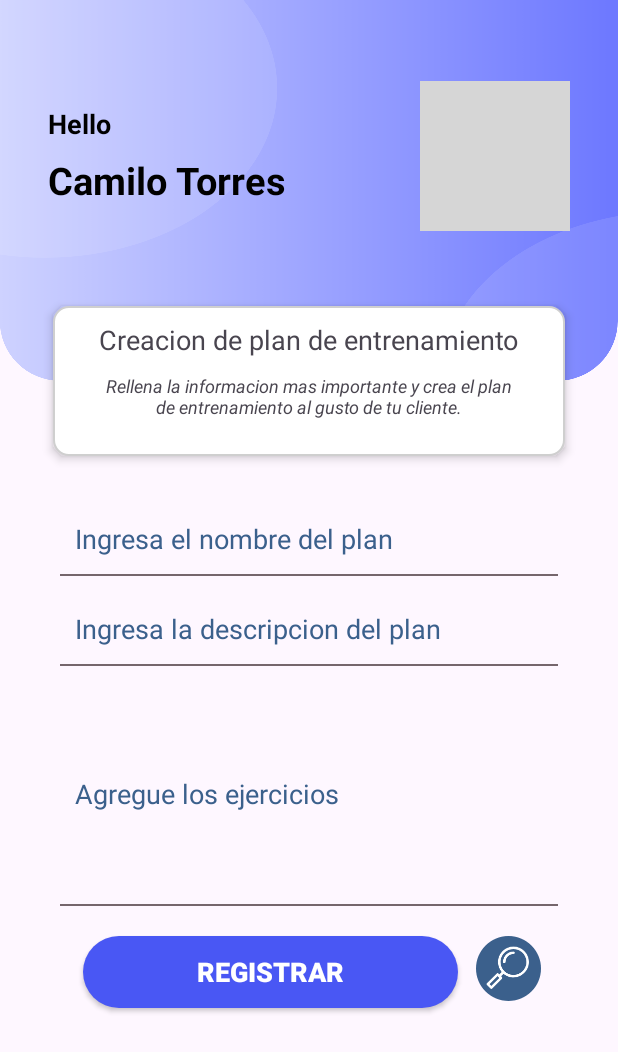
After one commit to TorresCamilo/FitDev, an Android app: the AdministradorActivity screen opened directly, with no data from a screen before it, on a phone screen of 412 x 824 dp. The commit adds this screen. Shown: the top 1052 px of the screen. Run offline under Robolectric (Android 15) with nearby library versions, the phone set to English and light mode, and no system bars; grey boxes are pictures that could not be loaded.

Commit message:
Registro de planes - Administrador

```diff
--- a/app/src/main/AndroidManifest.xml
+++ b/app/src/main/AndroidManifest.xml
@@ -12,6 +12,12 @@
         android:supportsRtl="true"
         android:theme="@style/Theme.FitDev"
         tools:targetApi="31">
+        <activity
+            android:name=".VerPlanesActivity"
+            android:exported="false" />
+        <activity
+            android:name=".AdministradorActivity"
+            android:exported="false" />
         <activity
             android:name=".PlanEntrenamiento"
             android:exported="false" />
--- /dev/null
+++ b/app/src/main/java/com/torres/fitdev/AdministradorActivity.java
@@ -0,0 +1,78 @@
+package com.torres.fitdev;
+
+import android.content.ContentValues;
+import android.content.Intent;
+import android.database.Cursor;
+import android.database.sqlite.SQLiteDatabase;
+import android.os.Bundle;
+import android.view.View;
+import android.widget.EditText;
+import android.widget.TextView;
+import android.widget.Toast;
+
+import androidx.activity.EdgeToEdge;
+import androidx.appcompat.app.AppCompatActivity;
+import androidx.core.graphics.Insets;
+import androidx.core.view.ViewCompat;
+import androidx.core.view.WindowInsetsCompat;
+
+public class AdministradorActivity extends AppCompatActivity {
+    private String email;
+    private EditText edtNombre, edtDesc, edtEjercicios;
+    @Override
+    protected void onCreate(Bundle savedInstanceState) {
+        super.onCreate(savedInstanceState);
+        EdgeToEdge.enable(this);
+        setContentView(R.layout.activity_administrador);
+        ViewCompat.setOnApplyWindowInsetsListener(findViewById(R.id.main), (v, insets) -> {
+            Insets systemBars = insets.getInsets(WindowInsetsCompat.Type.systemBars());
+            v.setPadding(systemBars.left, systemBars.top, systemBars.right, systemBars.bottom);
+            return insets;
+        });
+        email = getIntent().getStringExtra("email");
+        edtNombre = (EditText) findViewById(R.id.edtNombrePlan);
+        edtDesc = (EditText) findViewById(R.id.edtDescPlan);
+        edtEjercicios = (EditText) findViewById(R.id.edtEjercicios);
+        BuscarNameUser();
+    }
+    public void ListaEjercicios(View v){
+        Intent siguiente = new Intent(this, ListEjercicios.class);
+        startActivity(siguiente);
+    }
+    public void BuscarNameUser(){
+        AdminSQLiteOpenHelper admin = new AdminSQLiteOpenHelper(this, "FitdevDB", null, 1);
+        SQLiteDatabase BaseDeDatabase = admin.getWritableDatabase();
+
+        String sql = "SELECT nombre FROM Usuario WHERE email = '"+email+"'";
+        Cursor fila = BaseDeDatabase.rawQuery(sql, null);
+
+        TextView txtUserName = (TextView) findViewById(R.id.txtUserNameAdmin);
+        if(fila.moveToFirst()){
+            txtUserName.setText(fila.getString(0));
+        }else{
+            Toast.makeText(this,"No existe este usuario", Toast.LENGTH_SHORT).show();
+        }
+        fila.close();
+        BaseDeDatabase.close();
+    }
+    public void RegistrarPlanes(View v){
+        AdminSQLiteOpenHelper admin = new AdminSQLiteOpenHelper(this, "FitdevDB", null, 1);
+        SQLiteDatabase db = admin.getWritableDatabase(); //abrimos la bd con la opcion de lectura escritura
+
+        ContentValues registro = new ContentValues();
+        registro.put("nombre", edtNombre.getText().toString());
+        registro.put("etiquetas", edtNombre.getText().toString());
+        registro.put("descripcion", edtDesc.getText().toString());
+        registro.put("ejercicios", edtEjercicios.getText().toString());
+        registro.put("clienteEmail", "");
+        registro.put("retroalimentacion", "");
+
+        db.insert("PlanEntrenamiento", null, registro);//Escribimos a la bd en la tabla plan
+        db.close();
+        edtNombre.setText("");
+        edtDesc.setText("");
+        edtEjercicios.setText("");
+        Toast.makeText(this, "Se ha registrado el plan de entrenamiento!", Toast.LENGTH_SHORT).show();
+    }
+
+}
--- /dev/null
+++ b/app/src/main/res/layout/activity_administrador.xml
@@ -0,0 +1,203 @@
+<?xml version="1.0" encoding="utf-8"?>
+<androidx.constraintlayout.widget.ConstraintLayout xmlns:android="http://schemas.android.com/apk/res/android"
+    xmlns:app="http://schemas.android.com/apk/res-auto"
+    xmlns:tools="http://schemas.android.com/tools"
+    android:id="@+id/main"
+    android:layout_width="match_parent"
+    android:layout_height="match_parent"
+    tools:context=".AdministradorActivity">
+
+    <ScrollView
+        android:layout_width="match_parent"
+        android:layout_height="match_parent">
+
+        <LinearLayout
+            android:layout_width="match_parent"
+            android:layout_height="wrap_content"
+            android:orientation="vertical" >
+
+            <androidx.constraintlayout.widget.ConstraintLayout
+                android:layout_width="match_parent"
+                android:layout_height="800dp"
+                app:layout_constraintEnd_toEndOf="parent"
+                app:layout_constraintStart_toStartOf="parent"
+                app:layout_constraintTop_toTopOf="parent">
+
+                <androidx.appcompat.widget.AppCompatButton
+                    android:id="@+id/button"
+                    style="@style/Widget.AppCompat.Button"
+                    android:layout_width="250dp"
+                    android:layout_height="wrap_content"
+                    android:layout_marginTop="20dp"
+                    android:background="@drawable/button_background"
+                    android:onClick="RegistrarPlanes"
+                    android:text="Registrar"
+                    android:textColor="#fff"
+                    android:textSize="18sp"
+                    android:textStyle="bold"
+                    app:layout_constraintEnd_toEndOf="parent"
+                    app:layout_constraintHorizontal_bias="0.34"
+                    app:layout_constraintStart_toStartOf="parent"
+                    app:layout_constraintTop_toBottomOf="@+id/edtEjercicios" />
+
+                <EditText
+                    android:id="@+id/edtNombrePlan"
+                    android:layout_width="0dp"
+                    android:layout_height="50dp"
+                    android:layout_marginStart="40dp"
+                    android:layout_marginTop="30dp"
+                    android:layout_marginEnd="40dp"
+                    android:background="@drawable/edittext_background"
+                    android:ems="10"
+                    android:hint="Ingresa el nombre del plan"
+                    android:inputType="text"
+                    android:paddingStart="10dp"
+                    android:textColorHint="#3B608C"
+                    android:textSize="18sp"
+                    app:layout_constraintEnd_toEndOf="parent"
+                    app:layout_constraintStart_toStartOf="parent"
+                    app:layout_constraintTop_toBottomOf="@+id/constraintLayout2" />
+
+                <EditText
+                    android:id="@+id/edtEjercicios"
+                    android:layout_width="0dp"
+                    android:layout_height="150dp"
+                    android:layout_marginStart="40dp"
+                    android:layout_marginTop="10dp"
+                    android:layout_marginEnd="40dp"
+                    android:background="@drawable/edittext_background"
+                    android:ems="10"
+                    android:hint="Agregue los ejercicios"
+                    android:inputType="text|textMultiLine"
+                    android:paddingStart="10dp"
+                    android:textColorHint="#3B608C"
+                    android:textSize="18sp"
+                    app:layout_constraintEnd_toEndOf="parent"
+                    app:layout_constraintStart_toStartOf="parent"
+                    app:layout_constraintTop_toBottomOf="@+id/edtDescPlan" />
+
+                <EditText
+                    android:id="@+id/edtDescPlan"
+                    android:layout_width="0dp"
+                    android:layout_height="50dp"
+                    android:layout_marginStart="40dp"
+                    android:layout_marginTop="10dp"
+                    android:layout_marginEnd="40dp"
+                    android:background="@drawable/edittext_background"
+                    android:ems="10"
+                    android:hint="Ingresa la descripcion del plan"
+                    android:inputType="text"
+                    android:paddingStart="10dp"
+                    android:textColorHint="#3B608C"
+                    android:textSize="18sp"
+                    app:layout_constraintEnd_toEndOf="parent"
+                    app:layout_constraintStart_toStartOf="parent"
+                    app:layout_constraintTop_toBottomOf="@+id/edtNombrePlan" />
+
+                <ImageView
+                    android:id="@+id/imageView6"
+                    android:layout_width="wrap_content"
+                    android:layout_height="wrap_content"
+                    android:layout_marginBottom="46dp"
+                    android:scaleType="fitXY"
+                    app:layout_constraintBottom_toBottomOf="parent"
+                    app:layout_constraintEnd_toEndOf="parent"
+                    app:layout_constraintStart_toStartOf="parent"
+                    app:layout_constraintTop_toTopOf="parent"
+                    app:layout_constraintVertical_bias="0.0"
+                    app:srcCompat="@drawable/top_background" />
+
+                <TextView
+                    android:id="@+id/textView21"
+                    android:layout_width="wrap_content"
+                    android:layout_height="wrap_content"
+                    android:layout_marginStart="32dp"
+                    android:layout_marginTop="70dp"
+                    android:text="Hello"
+                    android:textColor="#000000"
+                    android:textSize="18sp"
+                    android:textStyle="bold"
+                    app:layout_constraintStart_toStartOf="parent"
+                    app:layout_constraintTop_toTopOf="parent" />
+
+                <TextView
+                    android:id="@+id/txtUserNameAdmin"
+                    android:layout_width="wrap_content"
+                    android:layout_height="wrap_content"
+                    android:layout_marginTop="8dp"
+                    android:text="Camilo Torres"
+                    android:textColor="#000000"
+                    android:textSize="25sp"
+                    android:textStyle="bold"
+                    app:layout_constraintStart_toStartOf="@+id/textView21"
+                    app:layout_constraintTop_toBottomOf="@+id/textView21" />
+
+                <ImageView
+                    android:id="@+id/imageView7"
+                    android:layout_width="100dp"
+                    android:layout_height="100dp"
+                    android:layout_marginEnd="32dp"
+                    app:layout_constraintBottom_toBottomOf="@+id/txtUserNameAdmin"
+                    app:layout_constraintEnd_toEndOf="parent"
+                    app:layout_constraintTop_toTopOf="@+id/textView21"
+                    app:srcCompat="@drawable/messi" />
+
+                <androidx.constraintlayout.widget.ConstraintLayout
+                    android:id="@+id/constraintLayout2"
+                    android:layout_width="match_parent"
+                    android:layout_height="100dp"
+                    android:layout_marginStart="35dp"
+                    android:layout_marginEnd="35dp"
+                    android:background="@drawable/bg_white"
+                    android:elevation="4dp"
+                    app:layout_constraintBottom_toBottomOf="@+id/imageView6"
+                    app:layout_constraintEnd_toEndOf="parent"
+                    app:layout_constraintHorizontal_bias="0.0"
+                    app:layout_constraintStart_toStartOf="parent"
+                    app:layout_constraintTop_toBottomOf="@+id/imageView6">
+
+                    <TextView
+                        android:id="@+id/textView26"
+                        android:layout_width="wrap_content"
+                        android:layout_height="wrap_content"
+                        android:layout_marginTop="10dp"
+                        android:text="Creacion de plan de entrenamiento"
+                        android:textSize="18sp"
+                        app:layout_constraintEnd_toEndOf="parent"
+                        app:layout_constraintStart_toStartOf="parent"
+                        app:layout_constraintTop_toTopOf="parent" />
+
+                    <TextView
+                        android:id="@+id/textView27"
+                        android:layout_width="280dp"
+                        android:layout_height="wrap_content"
+                        android:layout_marginTop="10dp"
+                        android:text="Rellena la informacion mas importante y crea el plan de entrenamiento al gusto de tu cliente."
+                        android:textAlignment="center"
+                        android:textSize="12sp"
+                        android:textStyle="italic"
+                        app:layout_constraintEnd_toEndOf="parent"
+                        app:layout_constraintStart_toStartOf="parent"
+                        app:layout_constraintTop_toBottomOf="@+id/textView26" />
+                </androidx.constraintlayout.widget.ConstraintLayout>
+
+                <ImageView
+                    android:id="@+id/imageView11"
+                    android:layout_width="wrap_content"
+                    android:layout_height="wrap_content"
+                    android:layout_marginStart="12dp"
+                    android:layout_marginTop="20dp"
+                    android:clickable="true"
+                    android:elevation="5dp"
+                    android:onClick="ListaEjercicios"
+                    app:layout_constraintEnd_toEndOf="parent"
+                    app:layout_constraintHorizontal_bias="0.0"
+                    app:layout_constraintStart_toEndOf="@+id/button"
+                    app:layout_constraintTop_toBottomOf="@+id/edtEjercicios"
+                    app:srcCompat="@drawable/search_icon" />
+
+            </androidx.constraintlayout.widget.ConstraintLayout>
+        </LinearLayout>
+    </ScrollView>
+
+</androidx.constraintlayout.widget.ConstraintLayout>
```
Also changed, not shown: app/src/main/java/com/torres/fitdev/AdminSQLiteOpenHelper.java (+2 -9 lines), app/src/main/java/com/torres/fitdev/Form5Activity.java (+0 -10 lines), app/src/main/java/com/torres/fitdev/MainActivity.java (+22 -8 lines), app/src/main/java/com/torres/fitdev/SignupActivity.java (+51 -3 lines), app/src/main/java/com/torres/fitdev/VerPlanesActivity.java (added, +24 -0 lines), app/src/main/res/layout/activity_dashboard.xml (+26 -30 lines), app/src/main/res/layout/activity_signup.xml (+9 -0 lines), app/src/main/res/layout/activity_ver_planes.xml (added, +10 -0 lines).
